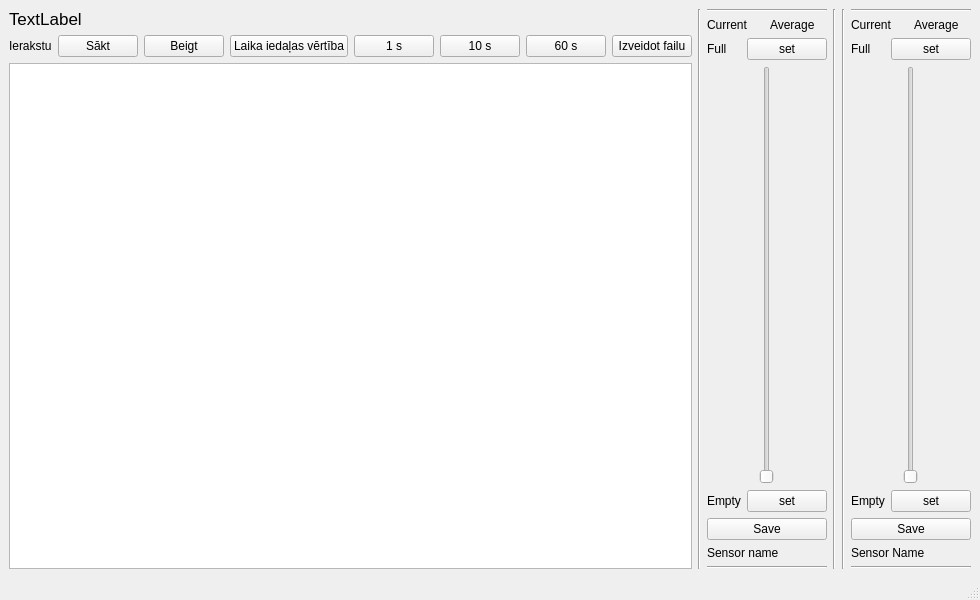
Above: rs232.ui from kasarkonic/Sauka1 before the change. Below: the same form after it.
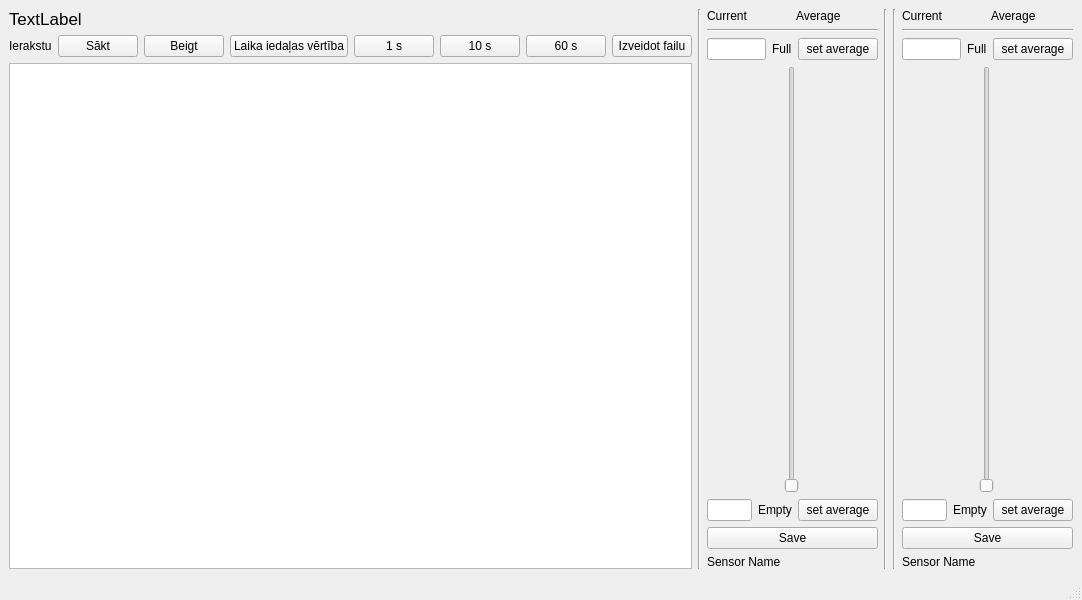
That is the form after the change.

What changed in the file:
```diff
--- a/rs232.ui
+++ b/rs232.ui
@@ -6,7 +6,7 @@
    <rect>
     <x>0</x>
     <y>0</y>
-    <width>951</width>
+    <width>1082</width>
     <height>600</height>
    </rect>
   </property>
@@ -131,13 +131,6 @@
     </item>
     <item>
      <layout class="QVBoxLayout" name="verticalLayout_sens_1">
-      <item>
-       <widget class="Line" name="line_5">
-        <property name="orientation">
-         <enum>Qt::Horizontal</enum>
-        </property>
-       </widget>
-      </item>
       <item>
        <layout class="QHBoxLayout" name="horizontalLayout_5">
         <item>
@@ -156,8 +149,18 @@
         </item>
        </layout>
       </item>
+      <item>
+       <widget class="Line" name="line_4">
+        <property name="orientation">
+         <enum>Qt::Horizontal</enum>
+        </property>
+       </widget>
+      </item>
       <item>
        <layout class="QHBoxLayout" name="horizontalLayout_6">
+        <item>
+         <widget class="QLineEdit" name="lineEdit_full_S0"/>
+        </item>
         <item>
          <widget class="QLabel" name="label_full_S0">
           <property name="text">
@@ -168,7 +171,7 @@
         <item>
          <widget class="QPushButton" name="pushButton_set_S0">
           <property name="text">
-           <string>set</string>
+           <string>set average</string>
           </property>
          </widget>
         </item>
@@ -193,6 +196,9 @@
       </item>
       <item>
        <layout class="QHBoxLayout" name="horizontalLayout_8">
+        <item>
+         <widget class="QLineEdit" name="lineEdit_empty_S0"/>
+        </item>
         <item>
          <widget class="QLabel" name="label_empty_S0">
           <property name="text">
@@ -203,7 +209,7 @@
         <item>
          <widget class="QPushButton" name="pushButton_set_empty_s0">
           <property name="text">
-           <string>set</string>
+           <string>set average</string>
           </property>
          </widget>
         </item>
@@ -225,19 +231,12 @@
         <item>
          <widget class="QLabel" name="label_name_S0">
           <property name="text">
-           <string>Sensor name</string>
+           <string>Sensor Name</string>
           </property>
          </widget>
         </item>
        </layout>
       </item>
-      <item>
-       <widget class="Line" name="line_4">
-        <property name="orientation">
-         <enum>Qt::Horizontal</enum>
-        </property>
-       </widget>
-      </item>
      </layout>
     </item>
     <item>
@@ -256,13 +255,6 @@
     </item>
     <item>
      <layout class="QVBoxLayout" name="verticalLayout_sens_2">
-      <item>
-       <widget class="Line" name="line_7">
-        <property name="orientation">
-         <enum>Qt::Horizontal</enum>
-        </property>
-       </widget>
-      </item>
       <item>
        <layout class="QHBoxLayout" name="horizontalLayout_16">
         <item>
@@ -281,8 +273,18 @@
         </item>
        </layout>
       </item>
+      <item>
+       <widget class="Line" name="line_5">
+        <property name="orientation">
+         <enum>Qt::Horizontal</enum>
+        </property>
+       </widget>
+      </item>
       <item>
        <layout class="QHBoxLayout" name="horizontalLayout_15">
+        <item>
+         <widget class="QLineEdit" name="lineEdit_full_S1"/>
+        </item>
         <item>
          <widget class="QLabel" name="label_full_S1">
           <property name="text">
@@ -293,7 +295,7 @@
         <item>
          <widget class="QPushButton" name="pushButton_set_S1">
           <property name="text">
-           <string>set</string>
+           <string>set average</string>
           </property>
          </widget>
         </item>
@@ -318,6 +320,9 @@
       </item>
       <item>
        <layout class="QHBoxLayout" name="horizontalLayout_13">
+        <item>
+         <widget class="QLineEdit" name="lineEdit_empty_S1"/>
+        </item>
         <item>
          <widget class="QLabel" name="label_empty_S1">
           <property name="text">
@@ -328,7 +333,7 @@
         <item>
          <widget class="QPushButton" name="pushButton_set_empty_s1">
           <property name="text">
-           <string>set</string>
+           <string>set average</string>
           </property>
          </widget>
         </item>
@@ -356,13 +361,6 @@
         </item>
        </layout>
       </item>
-      <item>
-       <widget class="Line" name="line_6">
-        <property name="orientation">
-         <enum>Qt::Horizontal</enum>
-        </property>
-       </widget>
-      </item>
      </layout>
     </item>
    </layout>
```
Left out of the diff: 2 changed lines with no effect on the pictures.
